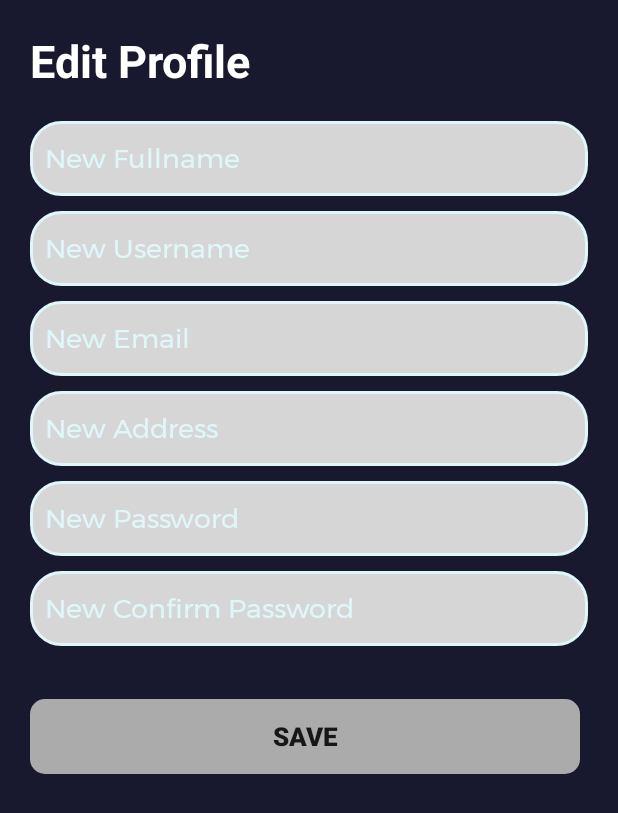
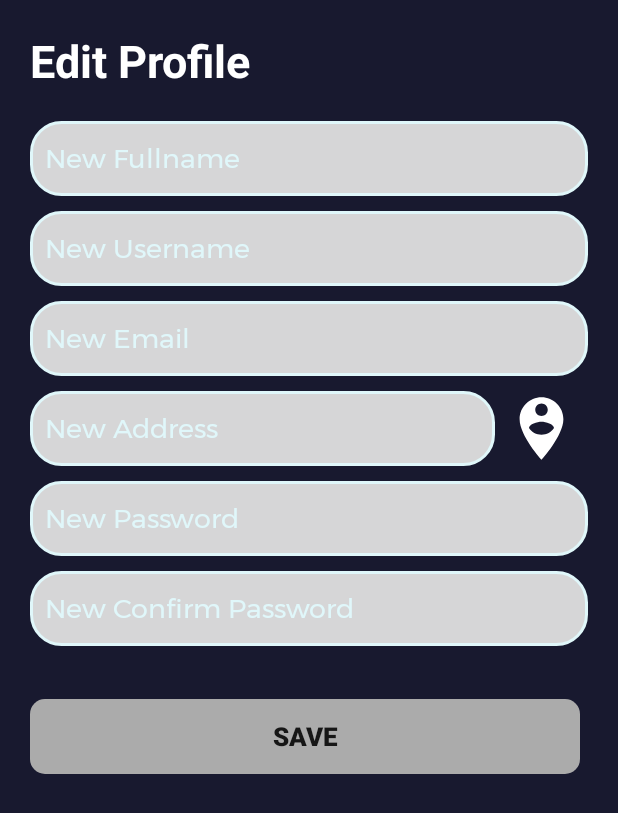
Before and after one commit to alphitardian/TR-PAM, an Android app: the EditProfileActivity screen opened directly, with no data from a screen before it, on a phone screen of 412 x 824 dp. Shown: the top 813 px of the screen. Run offline under Robolectric (Android 15) with nearby library versions, the phone set to English and light mode, and no system bars; our stand-ins replace Firebase (no records; nobody signed in at launch, a user with empty details on screens opened directly).

Commit message:
Add Map Activity

```diff
--- a/app/build.gradle
+++ b/app/build.gradle
@@ -45,4 +45,5 @@ dependencies {
     implementation 'com.github.PhilJay:MPAndroidChart:v3.1.0'
     implementation 'com.google.firebase:firebase-auth:11.0.4'
     implementation 'com.firebaseui:firebase-ui-auth:7.1.1'
+    implementation 'com.google.android.gms:play-services-maps:17.0.0'
 }
--- a/app/src/main/java/com/alphitardian/tr_pam/EditProfileActivity.java
+++ b/app/src/main/java/com/alphitardian/tr_pam/EditProfileActivity.java
@@ -7,6 +7,7 @@ import android.text.TextUtils;
 import android.view.View;
 import android.widget.Button;
 import android.widget.EditText;
+import android.widget.ImageView;
 import android.widget.Toast;
 
 import androidx.annotation.NonNull;
@@ -23,6 +24,8 @@ import com.google.firebase.firestore.FirebaseFirestore;
 
 public class EditProfileActivity extends AppCompatActivity {
 
+    private final int MAPACTIVITY_REQ_CODE = 1;
+
     FirebaseFirestore db = FirebaseFirestore.getInstance();
     FirebaseAuth mAuth = FirebaseAuth.getInstance();
     FirebaseUser user = mAuth.getCurrentUser();
@@ -30,6 +33,7 @@ public class EditProfileActivity extends AppCompatActivity {
     EditText fName, uName, email, password, address, confirmPassword;
     String _fName, _uName, _email, _password, _address, _confirmPassword;
     Button _btnSaveProfile;
+    ImageView _btnLocation;
 
     @Override
     public void onCreate(Bundle savedInstanceState) {
@@ -43,11 +47,20 @@ public class EditProfileActivity extends AppCompatActivity {
         confirmPassword = findViewById(R.id.newEditTextConfirmPassword);
         address = findViewById(R.id.newEditTextAddress);
         _btnSaveProfile = findViewById(R.id.btnSaveProfile);
+        _btnLocation = findViewById(R.id.location_button);
 
         _btnSaveProfile.setOnClickListener(new View.OnClickListener() {
             @Override
             public void onClick(View v) {
                 saveEditProfile();
+            }
+        });
+
+        _btnLocation.setOnClickListener(new View.OnClickListener() {
+            @Override
+            public void onClick(View v) {
+                Intent intent = new Intent(getApplicationContext(), MapsActivity.class);
+                startActivityForResult(intent, MAPACTIVITY_REQ_CODE);
             }
         });
     }
@@ -67,6 +80,7 @@ public class EditProfileActivity extends AppCompatActivity {
         }else{
             saveProfile(_email, _password, _fName, _uName, _address);
             startActivity(new Intent(this, MainActivity.class));
+            finish();
         }
     }
 
@@ -83,4 +97,14 @@ public class EditProfileActivity extends AppCompatActivity {
         }
 
     }
+
+    @Override
+    protected void onActivityResult(int requestCode, int resultCode, @Nullable Intent data) {
+        super.onActivityResult(requestCode, resultCode, data);
+        if (requestCode == MAPACTIVITY_REQ_CODE) {
+            if (resultCode == RESULT_OK) {
+                address.setText(data.getStringExtra(MapsActivity.EXTRA_ADDRESS));
+            }
+        }
+    }
 }
--- a/app/src/main/java/com/alphitardian/tr_pam/LoginActivity.java
+++ b/app/src/main/java/com/alphitardian/tr_pam/LoginActivity.java
@@ -101,6 +101,7 @@ public class LoginActivity extends AppCompatActivity {
                                             editor.apply();
 
                                             startActivity(new Intent(LoginActivity.this, MainActivity.class));
+                                            finish();
                                         }
                                     }
                                 }
--- a/app/src/main/java/com/alphitardian/tr_pam/RegisterActivity.java
+++ b/app/src/main/java/com/alphitardian/tr_pam/RegisterActivity.java
@@ -81,6 +81,7 @@ public class RegisterActivity extends AppCompatActivity {
                             db.collection("users").document(uid).set(userDetail);
 
                             startActivity(new Intent(RegisterActivity.this, MainActivity.class));
+                            finish();
                         } else {
                             Toast.makeText(RegisterActivity.this, "Sign Up Failed",
                                     Toast.LENGTH_SHORT).show();
--- /dev/null
+++ b/app/src/main/res/drawable/ic_baseline_person_pin_circle_24.xml
@@ -0,0 +1,10 @@
+<vector xmlns:android="http://schemas.android.com/apk/res/android"
+    android:width="24dp"
+    android:height="24dp"
+    android:viewportWidth="24"
+    android:viewportHeight="24"
+    android:tint="?attr/colorControlNormal">
+  <path
+      android:fillColor="@android:color/white"
+      android:pathData="M12,2C8.14,2 5,5.14 5,9c0,5.25 7,13 7,13s7,-7.75 7,-13C19,5.14 15.86,2 12,2zM12,4c1.1,0 2,0.9 2,2c0,1.11 -0.9,2 -2,2s-2,-0.89 -2,-2C10,4.9 10.9,4 12,4zM12,14c-1.67,0 -3.14,-0.85 -4,-2.15c0.02,-1.32 2.67,-2.05 4,-2.05s3.98,0.73 4,2.05C15.14,13.15 13.67,14 12,14z"/>
+</vector>
--- a/app/src/main/res/layout/edit_profile_screen.xml
+++ b/app/src/main/res/layout/edit_profile_screen.xml
@@ -1,10 +1,11 @@
 <?xml version="1.0" encoding="utf-8"?>
 <LinearLayout xmlns:android="http://schemas.android.com/apk/res/android"
+    xmlns:app="http://schemas.android.com/apk/res-auto"
     android:layout_width="match_parent"
     android:layout_height="match_parent"
-    android:orientation="vertical"
+    android:layout_gravity="center"
     android:background="@color/primaryBackground"
-    android:layout_gravity="center">
+    android:orientation="vertical">
 
     <LinearLayout
         android:layout_width="match_parent"
@@ -15,100 +16,116 @@
         <TextView
             android:layout_width="wrap_content"
             android:layout_height="wrap_content"
+            android:layout_marginBottom="20dp"
             android:text="Edit Profile"
-            android:textStyle="bold"
+            android:textColor="@color/white"
             android:textSize="30dp"
-            android:textColor="@color/white"
-            android:layout_marginBottom="20dp"/>
+            android:textStyle="bold" />
 
         <EditText
             android:id="@+id/newEditTextFullname"
-            android:padding="10dp"
-            android:background="@drawable/auth_form"
-            android:textColor="@color/light"
-            android:textColorHint="@color/light"
             android:layout_width="match_parent"
             android:layout_height="50dp"
+            android:layout_marginBottom="10dp"
+            android:background="@drawable/auth_form"
+            android:fontFamily="@font/montserrat"
             android:hint="New Fullname"
-            android:fontFamily="@font/montserrat"
-            android:layout_marginBottom="10dp"/>
+            android:padding="10dp"
+            android:textColor="@color/light"
+            android:textColorHint="@color/light" />
 
 
         <EditText
             android:id="@+id/newEditTextUsername"
-            android:padding="10dp"
-            android:background="@drawable/auth_form"
-            android:textColor="@color/light"
-            android:textColorHint="@color/light"
             android:layout_width="match_parent"
             android:layout_height="50dp"
+            android:layout_marginBottom="10dp"
+            android:background="@drawable/auth_form"
+            android:fontFamily="@font/montserrat"
             android:hint="New Username"
             android:inputType="textEmailAddress"
-            android:fontFamily="@font/montserrat"
-            android:layout_marginBottom="10dp"/>
+            android:padding="10dp"
+            android:textColor="@color/light"
+            android:textColorHint="@color/light" />
 
         <EditText
             android:id="@+id/newEditTextEmail"
-            android:padding="10dp"
-            android:background="@drawable/auth_form"
-            android:textColor="@color/light"
-            android:textColorHint="@color/light"
             android:layout_width="match_parent"
             android:layout_height="50dp"
+            android:layout_marginBottom="10dp"
+            android:background="@drawable/auth_form"
+            android:fontFamily="@font/montserrat"
             android:hint="New Email"
             android:inputType="textEmailAddress"
-            android:fontFamily="@font/montserrat"
-            android:layout_marginBottom="10dp"/>
+            android:padding="10dp"
+            android:textColor="@color/light"
+            android:textColorHint="@color/light" />
 
-        <EditText
-            android:id="@+id/newEditTextAddress"
-            android:padding="10dp"
-            android:background="@drawable/auth_form"
-            android:textColor="@color/light"
-            android:textColorHint="@color/light"
+        <LinearLayout
             android:layout_width="match_parent"
-            android:layout_height="50dp"
-            android:hint="New Address"
-            android:fontFamily="@font/montserrat"
-            android:layout_marginBottom="10dp"/>
+            android:layout_height="wrap_content"
+            android:orientation="horizontal">
+
+            <EditText
+                android:id="@+id/newEditTextAddress"
+                android:layout_width="0dp"
+                android:layout_height="50dp"
+                android:layout_marginBottom="10dp"
+                android:layout_weight="5"
+                android:background="@drawable/auth_form"
+                android:fontFamily="@font/montserrat"
+                android:hint="New Address"
+                android:padding="10dp"
+                android:textColor="@color/light"
+                android:textColorHint="@color/light" />
+
+            <ImageView
+                android:id="@+id/location_button"
+                android:layout_width="0dp"
+                android:layout_height="50dp"
+                android:layout_weight="1"
+                android:src="@drawable/ic_baseline_person_pin_circle_24"
+                app:tint="@color/white" />
+
+        </LinearLayout>
 
         <EditText
             android:id="@+id/newEditTextPassword"
-            android:padding="10dp"
-            android:background="@drawable/auth_form"
-            android:textColor="@color/light"
-            android:textColorHint="@color/light"
             android:layout_width="match_parent"
             android:layout_height="50dp"
+            android:layout_marginBottom="10dp"
+            android:background="@drawable/auth_form"
+            android:fontFamily="@font/montserrat"
             android:hint="New Password"
-            android:fontFamily="@font/montserrat"
-            android:layout_marginBottom="10dp"/>
+            android:padding="10dp"
+            android:textColor="@color/light"
+            android:textColorHint="@color/light" />
 
         <EditText
             android:id="@+id/newEditTextConfirmPassword"
-            android:padding="10dp"
-            android:background="@drawable/auth_form"
-            android:textColor="@color/light"
-            android:textColorHint="@color/light"
             android:layout_width="match_parent"
             android:layout_height="50dp"
+            android:layout_marginBottom="10dp"
+            android:background="@drawable/auth_form"
+            android:fontFamily="@font/montserrat"
             android:hint="New Confirm Password"
             android:inputType="textEmailAddress"
-            android:fontFamily="@font/montserrat"
-            android:layout_marginBottom="10dp"/>
+            android:padding="10dp"
+            android:textColor="@color/light"
+            android:textColorHint="@color/light" />
 
 
         <Button
             android:id="@+id/btnSaveProfile"
             android:layout_width="match_parent"
             android:layout_height="50dp"
+            android:layout_marginTop="25dp"
+            android:layout_marginRight="5dp"
             android:layout_weight="1"
             android:background="@drawable/radius_button"
             android:text="save"
             android:textSize="17dp"
-            android:textStyle="bold"
-            android:layout_marginTop="25dp"
-            android:layout_marginRight="5dp" />
+            android:textStyle="bold" />
 
     </LinearLayout>
 </LinearLayout>
```
Also changed, not shown: app/src/main/AndroidManifest.xml (+8 -2 lines), app/src/main/java/com/alphitardian/tr_pam/MapsActivity.java (added, +146 -0 lines), app/src/main/res/drawable/ic_baseline_my_location_24.xml (added, +10 -0 lines), app/src/main/res/layout/activity_maps.xml (added, +61 -0 lines), app/src/main/res/layout/fragment_profile.xml (+12 -0 lines), app/src/main/res/values/google_maps_api.xml (added, +24 -0 lines).
